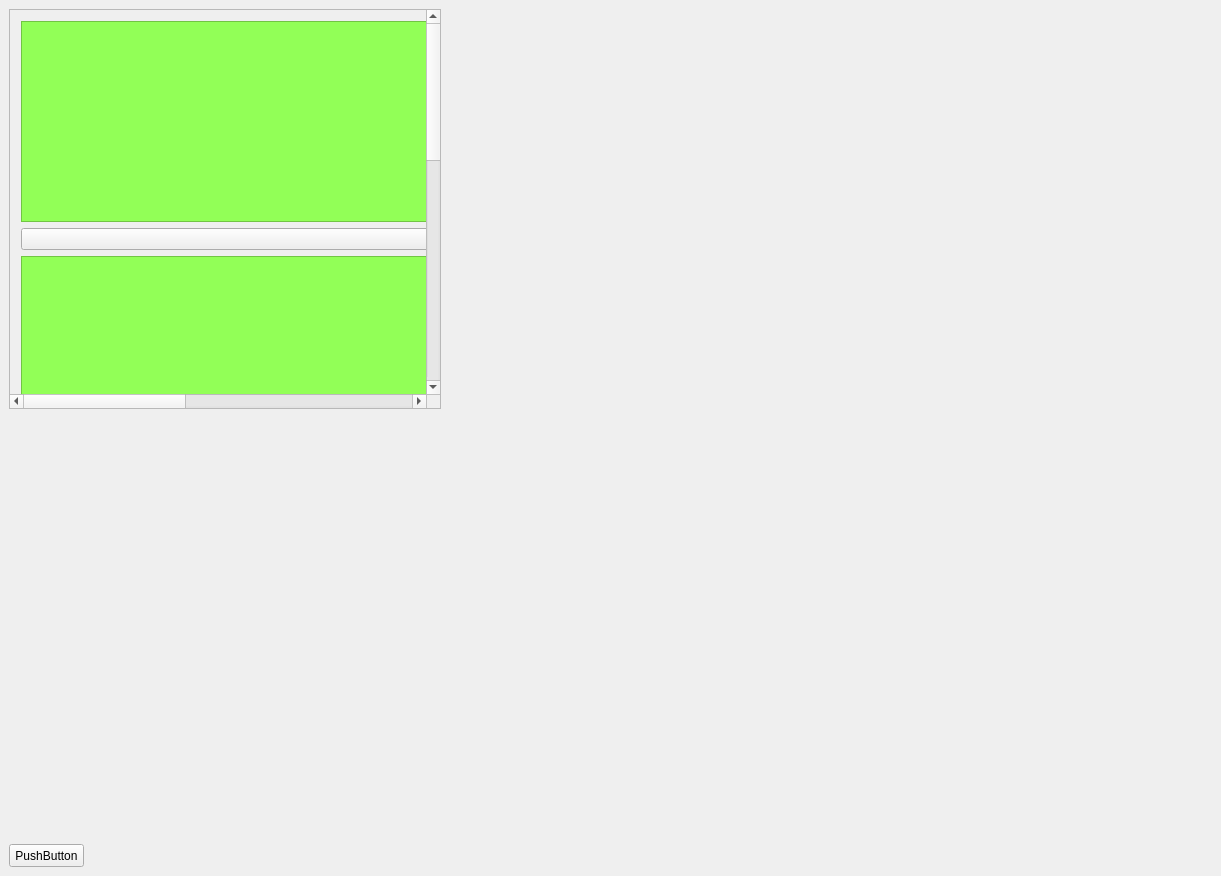
Above: FCS/testwidget.ui from qimo601/FCS before the change. Below: the same form after it.
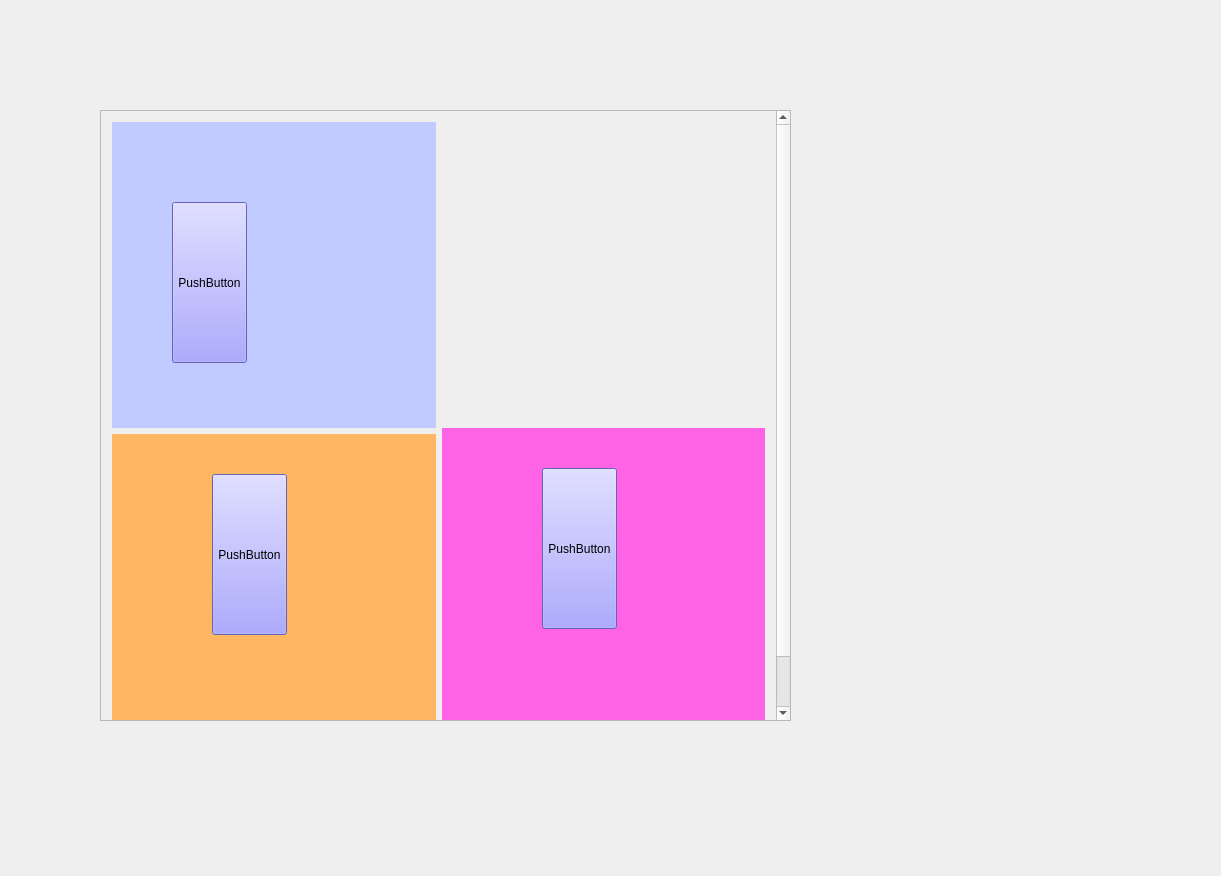
That is the form after the change. Custom widgets are drawn as their Qt base class.

The edit to the form file:
```diff
--- a/FCS/testwidget.ui
+++ b/FCS/testwidget.ui
@@ -16,130 +16,166 @@
   <property name="styleSheet">
    <string notr="true"/>
   </property>
-  <widget class="QPushButton" name="pushButton123">
-   <property name="geometry">
-    <rect>
-     <x>9</x>
-     <y>844</y>
-     <width>75</width>
-     <height>23</height>
-    </rect>
-   </property>
-   <property name="text">
-    <string>PushButton</string>
-   </property>
-  </widget>
   <widget class="QScrollArea" name="scrollArea">
    <property name="geometry">
     <rect>
-     <x>9</x>
-     <y>9</y>
-     <width>432</width>
-     <height>400</height>
+     <x>100</x>
+     <y>110</y>
+     <width>691</width>
+     <height>611</height>
     </rect>
    </property>
-   <property name="sizePolicy">
-    <sizepolicy hsizetype="Preferred" vsizetype="Preferred">
-     <horstretch>0</horstretch>
-     <verstretch>0</verstretch>
-    </sizepolicy>
+   <property name="focusPolicy">
+    <enum>Qt::StrongFocus</enum>
    </property>
-   <property name="minimumSize">
-    <size>
-     <width>400</width>
-     <height>400</height>
-    </size>
-   </property>
-   <property name="styleSheet">
-    <string notr="true"/>
+   <property name="verticalScrollBarPolicy">
+    <enum>Qt::ScrollBarAsNeeded</enum>
    </property>
    <property name="widgetResizable">
     <bool>true</bool>
    </property>
-   <widget class="QWidget" name="scrollAreaWidgetContents_3">
+   <widget class="QWidget" name="scrollAreaWidgetContents">
     <property name="geometry">
      <rect>
       <x>0</x>
-      <y>-28</y>
-      <width>1000</width>
-      <height>1000</height>
+      <y>0</y>
+      <width>672</width>
+      <height>690</height>
      </rect>
     </property>
-    <property name="minimumSize">
-     <size>
-      <width>1000</width>
-      <height>1000</height>
-     </size>
+    <property name="focusPolicy">
+     <enum>Qt::StrongFocus</enum>
     </property>
-    <layout class="QVBoxLayout" name="verticalLayout">
-     <item>
-      <widget class="QTableView" name="tableView">
-       <property name="styleSheet">
-        <string notr="true">background-color: rgb(146, 255, 87);</string>
+    <layout class="QGridLayout" name="gridLayout">
+     <item row="0" column="0" rowspan="2">
+      <widget class="QWidget" name="widget_1" native="true">
+       <property name="minimumSize">
+        <size>
+         <width>200</width>
+         <height>300</height>
+        </size>
        </property>
-      </widget>
-     </item>
-     <item>
-      <widget class="QPushButton" name="pushButton">
-       <property name="text">
-        <string>PushButton</string>
+       <property name="focusPolicy">
+        <enum>Qt::StrongFocus</enum>
        </property>
-      </widget>
-     </item>
-     <item>
-      <widget class="QListView" name="listView">
        <property name="styleSheet">
-        <string notr="true">background-color: rgb(146, 255, 87);</string>
+        <string notr="true">background-color: rgb(194, 203, 255);</string>
        </property>
+       <widget class="QPushButton" name="pushButton">
+        <property name="geometry">
+         <rect>
+          <x>60</x>
+          <y>80</y>
+          <width>75</width>
+          <height>161</height>
+         </rect>
+        </property>
+        <property name="focusPolicy">
+         <enum>Qt::NoFocus</enum>
+        </property>
+        <property name="styleSheet">
+         <string notr="true">background-color: rgb(142, 138, 255);</string>
+        </property>
+        <property name="text">
+         <string>PushButton</string>
+        </property>
+       </widget>
       </widget>
      </item>
-     <item>
-      <widget class="QDockWidget" name="dockWidget_2">
+     <item row="0" column="1">
+      <widget class="PlotWidget" name="plotwidget_45" native="true">
+       <property name="minimumSize">
+        <size>
+         <width>200</width>
+         <height>300</height>
+        </size>
+       </property>
+       <property name="focusPolicy">
+        <enum>Qt::StrongFocus</enum>
+       </property>
        <property name="styleSheet">
-        <string notr="true">background-color: rgb(255, 89, 125);</string>
+        <string notr="true"/>
        </property>
-       <widget class="QWidget" name="dockWidgetContents_2"/>
       </widget>
      </item>
-     <item>
-      <widget class="QDockWidget" name="dockWidget">
+     <item row="1" column="1" rowspan="2">
+      <widget class="QWidget" name="widget_4" native="true">
+       <property name="minimumSize">
+        <size>
+         <width>200</width>
+         <height>300</height>
+        </size>
+       </property>
+       <property name="focusPolicy">
+        <enum>Qt::StrongFocus</enum>
+       </property>
        <property name="styleSheet">
-        <string notr="true">background-color: rgb(255, 89, 125);</string>
+        <string notr="true">background-color: rgb(255, 99, 229);</string>
        </property>
-       <widget class="QWidget" name="dockWidgetContents"/>
+       <widget class="QPushButton" name="pushButton_3">
+        <property name="geometry">
+         <rect>
+          <x>100</x>
+          <y>40</y>
+          <width>75</width>
+          <height>161</height>
+         </rect>
+        </property>
+        <property name="focusPolicy">
+         <enum>Qt::NoFocus</enum>
+        </property>
+        <property name="styleSheet">
+         <string notr="true">background-color: rgb(142, 138, 255);</string>
+        </property>
+        <property name="text">
+         <string>PushButton</string>
+        </property>
+       </widget>
       </widget>
      </item>
-     <item>
-      <widget class="QGroupBox" name="groupBox_2">
-       <property name="styleSheet">
-        <string notr="true">background-color: rgb(146, 255, 87);</string>
+     <item row="2" column="0">
+      <widget class="QWidget" name="widget_3" native="true">
+       <property name="minimumSize">
+        <size>
+         <width>200</width>
+         <height>300</height>
+        </size>
        </property>
-       <property name="title">
-        <string>GroupBox</string>
+       <property name="focusPolicy">
+        <enum>Qt::StrongFocus</enum>
        </property>
-      </widget>
-     </item>
-     <item>
-      <widget class="QGroupBox" name="groupBox">
        <property name="styleSheet">
-        <string notr="true">background-color: rgb(146, 255, 87);</string>
+        <string notr="true">
+background-color: rgb(255, 182, 99);</string>
        </property>
-       <property name="title">
-        <string>GroupBox</string>
-       </property>
+       <widget class="QPushButton" name="pushButton_2">
+        <property name="geometry">
+         <rect>
+          <x>100</x>
+          <y>40</y>
+          <width>75</width>
+          <height>161</height>
+         </rect>
+        </property>
+        <property name="focusPolicy">
+         <enum>Qt::NoFocus</enum>
+        </property>
+        <property name="styleSheet">
+         <string notr="true">background-color: rgb(142, 138, 255);</string>
+        </property>
+        <property name="text">
+         <string>PushButton</string>
+        </property>
+       </widget>
       </widget>
      </item>
-     <item>
-      <widget class="QPushButton" name="pushButton_7">
-       <property name="text">
-        <string>PushButton</string>
+     <item row="3" column="0">
+      <widget class="QPushButton" name="pushButton123">
+       <property name="styleSheet">
+        <string notr="true">font: 75 26pt &quot;微软雅黑&quot;;</string>
        </property>
-      </widget>
-     </item>
-     <item>
-      <widget class="QPushButton" name="pushButton_9">
        <property name="text">
-        <string>PushButton</string>
+        <string>下一个（焦点）</string>
        </property>
       </widget>
      </item>
@@ -163,6 +199,20 @@
   </action>
  </widget>
  <layoutdefault spacing="6" margin="11"/>
+ <customwidgets>
+  <customwidget>
+   <class>PlotWidget</class>
+   <extends>QWidget</extends>
+   <header location="global">Ui/Library/PlotWidget.h</header>
+   <container>1</container>
+  </customwidget>
+ </customwidgets>
+ <tabstops>
+  <tabstop>widget_3</tabstop>
+  <tabstop>widget_1</tabstop>
+  <tabstop>plotwidget_45</tabstop>
+  <tabstop>pushButton123</tabstop>
+ </tabstops>
  <resources/>
  <connections/>
 </ui>
```
